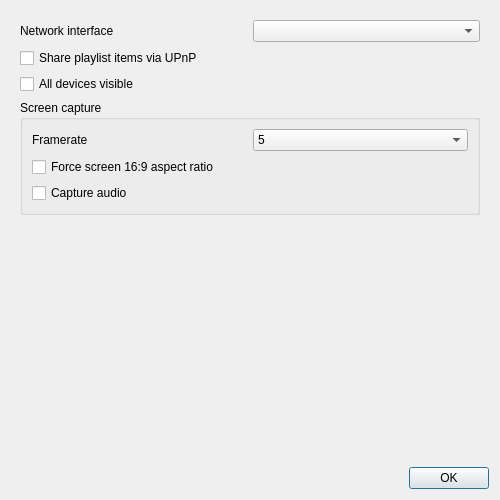
The window that desktop/src/settingsdialog.ui (mkiol/Jupii) describes before a commit, drawn with Qt 5.
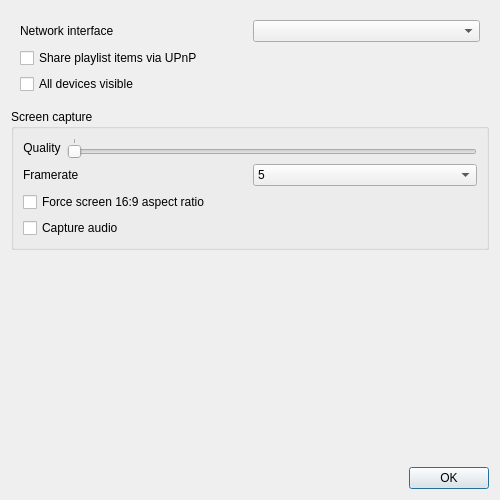
The same window after the commit.

Commit message: Quality option for screen capture on desktop

What changed in the file:
```diff
--- a/desktop/src/settingsdialog.ui
+++ b/desktop/src/settingsdialog.ui
@@ -48,12 +48,45 @@
         </property>
        </widget>
       </item>
+     </layout>
+    </widget>
+   </item>
       <item>
        <widget class="QGroupBox" name="groupBox_2">
         <property name="title">
          <string>Screen capture</string>
         </property>
         <layout class="QVBoxLayout" name="verticalLayout_4">
+      <item>
+       <layout class="QHBoxLayout" name="screenQualityLayout">
+        <item>
+         <widget class="QLabel" name="label_3">
+          <property name="text">
+           <string>Quality</string>
+          </property>
+          <property name="alignment">
+           <set>Qt::AlignCenter</set>
+          </property>
+         </widget>
+        </item>
+        <item alignment="Qt::AlignVCenter">
+         <widget class="QSlider" name="screenQualitySlider">
+          <property name="minimum">
+           <number>1</number>
+          </property>
+          <property name="maximum">
+           <number>3</number>
+          </property>
+          <property name="orientation">
+           <enum>Qt::Horizontal</enum>
+          </property>
+          <property name="tickPosition">
+           <enum>QSlider::TicksAbove</enum>
+          </property>
+         </widget>
+        </item>
+       </layout>
+      </item>
          <item>
           <layout class="QHBoxLayout" name="screenFramerateLayout">
            <item>
@@ -101,9 +134,6 @@
         </layout>
        </widget>
       </item>
-     </layout>
-    </widget>
-   </item>
    <item>
     <spacer name="verticalSpacer">
      <property name="orientation">
```
Left out of the diff: 8 changed lines with no effect on the pictures. Lines whose indentation alone changed are shown as unchanged. The commit also changes 7 other files.
